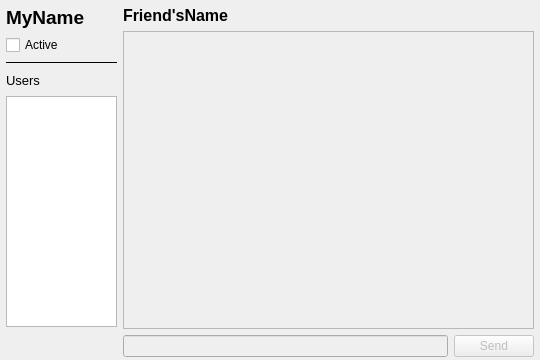
First picture: the form in QChatClient/clientwindow.ui, repository IMAGINARY9/QChat, before the edit.
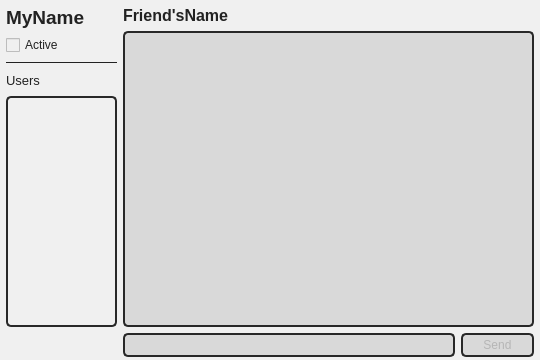
Second picture: the form after the edit.

Diff of the .ui file:
```diff
--- a/QChatClient/clientwindow.ui
+++ b/QChatClient/clientwindow.ui
@@ -39,6 +39,40 @@
   <property name="windowTitle">
    <string>Client</string>
   </property>
+  <property name="styleSheet">
+   <string notr="true">QWidget { 
+background: rgb(240, 240, 240);
+color: rgb(34, 34, 34); 
+}
+
+*:disabled {
+background: rgba(200, 200, 200, 150);
+color: rgba(34, 34, 34, 50)
+}
+
+QPushButton {
+border: 2px solid rgb(40, 40, 40);
+border-radius: 5px;
+padding: 3px 20px;
+}
+
+QPushButton:hover {
+background: rgb(170, 170, 170);
+}
+
+QLineEdit {
+border: 2px solid rgb(40, 40, 40);
+border-radius: 5px;
+padding: 2px 10px;
+}
+
+QListView {
+border: 2px solid rgb(40, 40, 40);
+border-radius: 5px;
+padding: 2px 10px;
+}
+</string>
+  </property>
   <widget class="QWidget" name="layoutWidget">
    <property name="geometry">
     <rect>
@@ -68,6 +102,17 @@
       <property name="enabled">
        <bool>false</bool>
       </property>
+      <property name="font">
+       <font>
+        <pointsize>11</pointsize>
+       </font>
+      </property>
+      <property name="verticalScrollBarPolicy">
+       <enum>Qt::ScrollBarAlwaysOff</enum>
+      </property>
+      <property name="horizontalScrollBarPolicy">
+       <enum>Qt::ScrollBarAlwaysOff</enum>
+      </property>
       <property name="editTriggers">
        <set>QAbstractItemView::NoEditTriggers</set>
       </property>
@@ -207,6 +252,12 @@
       <property name="enabled">
        <bool>true</bool>
       </property>
+      <property name="font">
+       <font>
+        <bold>true</bold>
+        <kerning>true</kerning>
+       </font>
+      </property>
       <property name="editTriggers">
        <set>QAbstractItemView::NoEditTriggers</set>
       </property>
```
Left out of the diff: 3 changed lines with no effect on the pictures.
